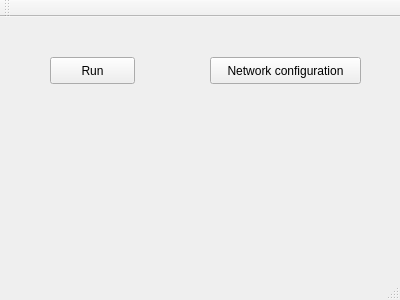
Above: neuron_start/mainwindow.ui from Dr-Neiron/neuron_start before the change. Below: the same form after it.
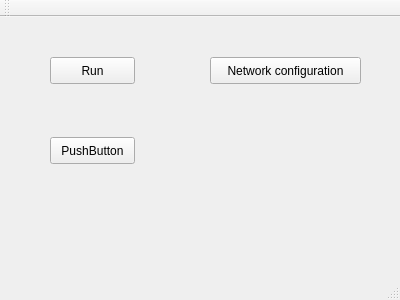
That is the form after the change.

What changed in the file:
```diff
--- a/neuron_start/mainwindow.ui
+++ b/neuron_start/mainwindow.ui
@@ -40,6 +40,19 @@
      <string>Network configuration</string>
     </property>
    </widget>
+   <widget class="QPushButton" name="dump_pushButton">
+    <property name="geometry">
+     <rect>
+      <x>50</x>
+      <y>120</y>
+      <width>85</width>
+      <height>27</height>
+     </rect>
+    </property>
+    <property name="text">
+     <string>PushButton</string>
+    </property>
+   </widget>
   </widget>
   <widget class="QMenuBar" name="menuBar">
    <property name="geometry">
```
